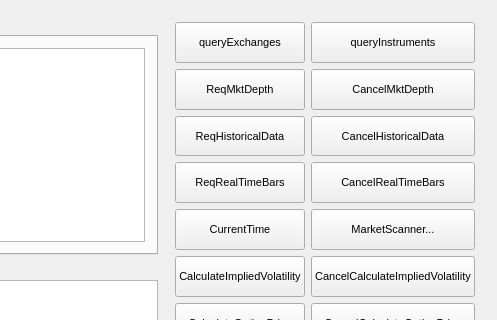
Before: the Qt Designer form tools/fqclient2/mainwindow.ui in javagg/freequant, drawn with Qt 5; both pictures show x 254 to 751 and y 0 to 320 of the 751 by 556 pixel window.
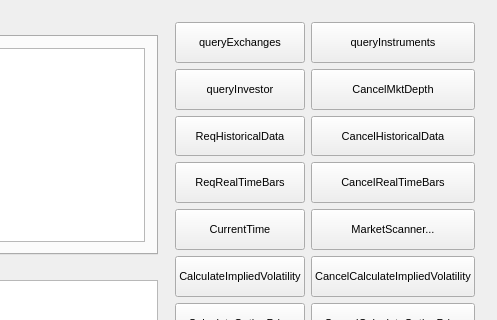
After: the same form once the commit is applied.

```diff
--- a/tools/fqclient2/mainwindow.ui
+++ b/tools/fqclient2/mainwindow.ui
@@ -318,7 +318,7 @@
           </font>
          </property>
          <property name="text">
-          <string>ReqMktDepth</string>
+          <string>queryInvestor</string>
          </property>
         </widget>
        </item>
```
Left out of the diff: 19 changed lines with no effect on the pictures.
